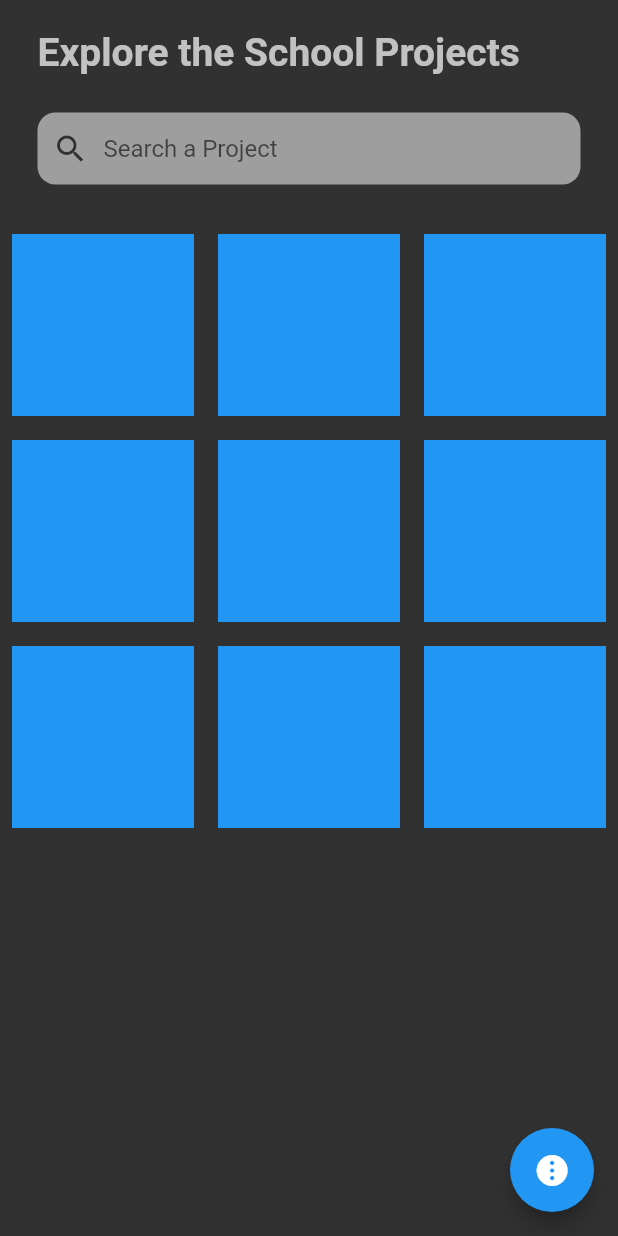
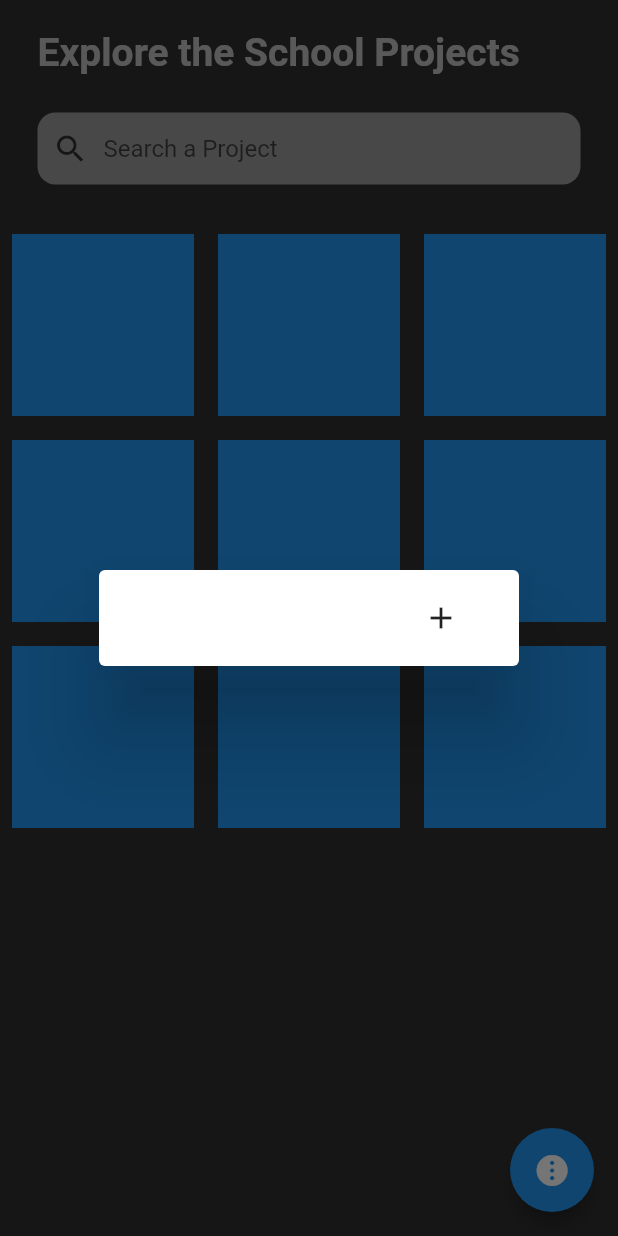
Before and after one commit to icedany36/SavoiaHub, a Flutter app: the screen it shows after launch, after a tap on an icon or button, on a phone screen of 412 x 824 dp. Run offline on Flutter 3.47's test engine with Material 2 defaults, Android fonts, the phone set to English and light mode, and no system bars.

Commit message:
Updated Page Tools

```diff
--- a/lib/screens/Projects_Screen/projects_screen.dart
+++ b/lib/screens/Projects_Screen/projects_screen.dart
@@ -1,11 +1,5 @@
-import 'dart:developer';
-import 'dart:ui';
-
-import 'package:curved_navigation_bar/curved_navigation_bar.dart';
 import 'package:flutter/material.dart';
-import 'package:savoiahub/screens/Projects_Screen/square.dart';
 import 'package:savoiahub/util/project.dart';
-import 'package:cupertino_icons/cupertino_icons.dart';
 import 'package:flutter/cupertino.dart';
 
 class ProjectsScreen extends StatelessWidget {
@@ -38,7 +32,35 @@ class ProjectsScreen extends StatelessWidget {
     double screenWidth = MediaQuery.of(context).size.width;
     double screenHeight = MediaQuery.of(context).size.height;
 
-    int deviceType;
+// Show Page Tools
+    Future<void> _showMyDialog() async {
+      return showDialog<void>(
+        context: context,
+        barrierDismissible: false, // user must tap button!
+        builder: (BuildContext context) {
+          return AlertDialog(
+            /*content: SingleChildScrollView(
+              child: ListBody(
+                children: <Widget>[
+                  MaterialButton(onPressed: (() {
+                    print("fine");
+                  }))
+                ],
+              ),
+            ), */
+            actions: <Widget>[
+              MaterialButton(
+                child: Icon(Icons.add),
+                onPressed: () {
+                  //Navigator.of(context).pop();
+                  print("It Works!");
+                },
+              ),
+            ],
+          );
+        },
+      );
+    }
 
     return Scaffold(
       backgroundColor: const Color.fromARGB(255, 49, 49, 49),
@@ -138,7 +160,7 @@ class ProjectsScreen extends StatelessWidget {
         disabledElevation: 0,
         tooltip: 'Tools',
         onPressed: () {
-          // TODO: Add Page Tools
+          _showMyDialog();
         },
       ),
     );
```
Also changed, not shown: lib/screens/Projects_Screen/test.dart (added, +46 -0 lines).
